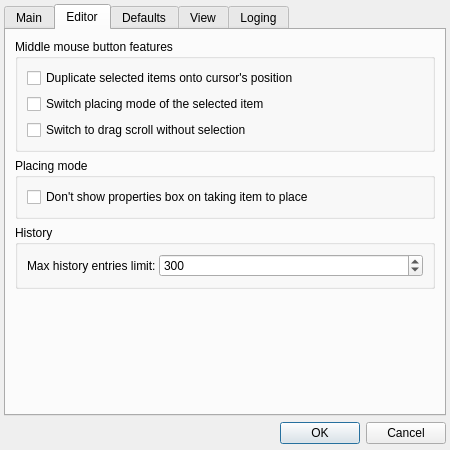
Qt form Editor/main_window/tools/app_settings.ui (WohlSoft/Moondust-Project) before a commit.
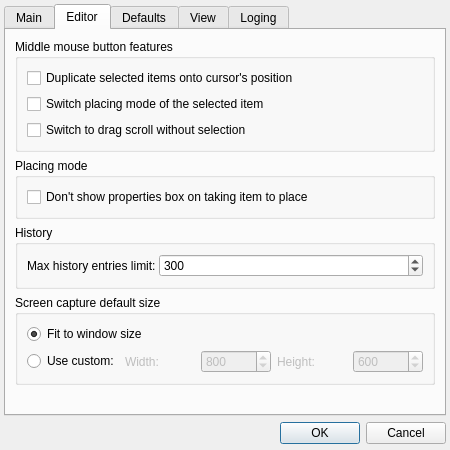
The same form after that commit. The open tabs and pages were chosen to show the change. Icons and pictures are not drawn.

Commit message: Draft for custom default size of resizer boxWohlSoft

What changed in the file:
```diff
--- a/Editor/main_window/tools/app_settings.ui
+++ b/Editor/main_window/tools/app_settings.ui
@@ -357,7 +357,7 @@
          </layout>
         </widget>
        </item>
-       <item row="3" column="0">
+       <item row="4" column="0">
         <spacer name="verticalSpacer_4">
          <property name="orientation">
           <enum>Qt::Vertical</enum>
@@ -405,6 +405,84 @@
          </layout>
         </widget>
        </item>
+       <item row="3" column="0">
+        <widget class="QGroupBox" name="groupBox_10">
+         <property name="title">
+          <string>Screen capture default size</string>
+         </property>
+         <layout class="QGridLayout" name="gridLayout_18">
+          <item row="1" column="0">
+           <widget class="QRadioButton" name="screengrabCustom">
+            <property name="text">
+             <string>Use custom:</string>
+            </property>
+           </widget>
+          </item>
+          <item row="1" column="1">
+           <widget class="QLabel" name="label_8">
+            <property name="enabled">
+             <bool>false</bool>
+            </property>
+            <property name="text">
+             <string>Width:</string>
+            </property>
+           </widget>
+          </item>
+          <item row="1" column="2">
+           <widget class="QSpinBox" name="screengrabW">
+            <property name="enabled">
+             <bool>false</bool>
+            </property>
+            <property name="minimum">
+             <number>10</number>
+            </property>
+            <property name="maximum">
+             <number>32235</number>
+            </property>
+            <property name="value">
+             <number>800</number>
+            </property>
+           </widget>
+          </item>
+          <item row="1" column="3">
+           <widget class="QLabel" name="label_9">
+            <property name="enabled">
+             <bool>false</bool>
+            </property>
+            <property name="text">
+             <string>Height:</string>
+            </property>
+           </widget>
+          </item>
+          <item row="1" column="4">
+           <widget class="QSpinBox" name="screengrabH">
+            <property name="enabled">
+             <bool>false</bool>
+            </property>
+            <property name="minimum">
+             <number>10</number>
+            </property>
+            <property name="maximum">
+             <number>32235</number>
+            </property>
+            <property name="value">
+             <number>600</number>
+            </property>
+           </widget>
+          </item>
+          <item row="0" column="0" colspan="5">
+           <widget class="QRadioButton" name="screengrabFit">
+            <property name="text">
+             <string>Fit to window size</string>
+            </property>
+            <property name="checked">
+             <bool>true</bool>
+            </property>
+           </widget>
+          </item>
+         </layout>
+        </widget>
+       </item>
       </layout>
      </widget>
      <widget class="QWidget" name="tabDefaults">
```
Left out of the diff: 72 changed lines with no effect on the pictures.
